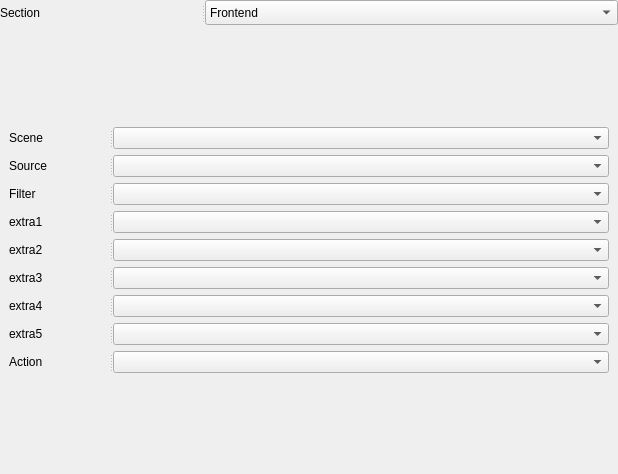
The window that UI/forms/OBSActionsWidget.ui (cpyarger/obs-studio) describes before a commit, drawn with Qt 5.
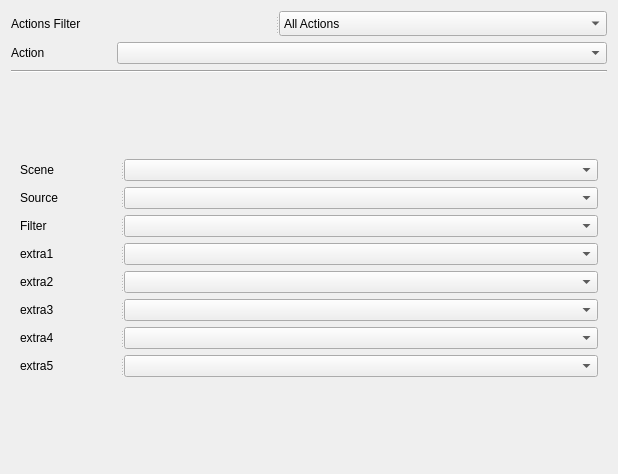
The same window after the commit.

Commit message: add map for actionswidget action selector

```diff
--- a/UI/forms/OBSActionsWidget.ui
+++ b/UI/forms/OBSActionsWidget.ui
@@ -20,22 +20,7 @@
    <string>OBS Actions Widget</string>
   </property>
   <layout class="QGridLayout" name="gridLayout">
-   <property name="leftMargin">
-    <number>0</number>
-   </property>
-   <property name="topMargin">
-    <number>0</number>
-   </property>
-   <property name="rightMargin">
-    <number>0</number>
-   </property>
-   <property name="bottomMargin">
-    <number>0</number>
-   </property>
-   <property name="spacing">
-    <number>0</number>
-   </property>
-   <item row="0" column="0">
+   <item row="0" column="0" colspan="2">
     <widget class="QSplitter" name="splitter_obs_action">
      <property name="orientation">
       <enum>Qt::Vertical</enum>
@@ -46,7 +31,7 @@
       </property>
       <widget class="QLabel" name="label_obs_action">
        <property name="text">
-        <string>Section</string>
+        <string>Actions Filter</string>
        </property>
       </widget>
       <widget class="QComboBox" name="cb_obs_action">
@@ -68,6 +53,11 @@
          <height>25</height>
         </size>
        </property>
+       <item>
+        <property name="text">
+         <string>All Actions</string>
+        </property>
+       </item>
        <item>
         <property name="text">
          <string>Frontend</string>
@@ -108,6 +98,36 @@
     </widget>
    </item>
    <item row="1" column="0">
+    <widget class="QLabel" name="label_obs_output_action">
+     <property name="maximumSize">
+      <size>
+       <width>100</width>
+       <height>16777215</height>
+      </size>
+     </property>
+     <property name="text">
+      <string>Action</string>
+     </property>
+    </widget>
+   </item>
+   <item row="1" column="1">
+    <widget class="QComboBox" name="cb_obs_output_action">
+     <property name="maximumSize">
+      <size>
+       <width>16777215</width>
+       <height>25</height>
+      </size>
+     </property>
+    </widget>
+   </item>
+   <item row="2" column="0" colspan="2">
+    <widget class="Line" name="line">
+     <property name="orientation">
+      <enum>Qt::Horizontal</enum>
+     </property>
+    </widget>
+   </item>
+   <item row="3" column="0" colspan="2">
     <widget class="QWidget" name="widget_obs_output" native="true">
      <layout class="QGridLayout" name="gridLayout_2">
       <item row="0" column="0">
@@ -336,25 +356,6 @@
         <property name="orientation">
          <enum>Qt::Horizontal</enum>
         </property>
-        <widget class="QLabel" name="label_obs_output_action">
-         <property name="maximumSize">
-          <size>
-           <width>100</width>
-           <height>16777215</height>
-          </size>
-         </property>
-         <property name="text">
-          <string>Action</string>
-         </property>
-        </widget>
-        <widget class="QComboBox" name="cb_obs_output_action">
-         <property name="maximumSize">
-          <size>
-           <width>16777215</width>
-           <height>25</height>
-          </size>
-         </property>
-        </widget>
        </widget>
       </item>
       <item row="10" column="0">
```
Left out of the diff: 167 changed lines with no effect on the pictures. Lines whose indentation alone changed are shown as unchanged. The commit also changes 6 other files.
